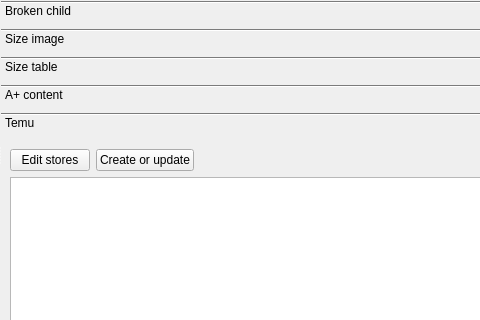
The window that AmazonTemplate3/gui/panes/PaneSizing.ui (icingerpower/AmazonTemplate3) describes before a commit, drawn with Qt 5; both pictures show x 270 to 750 and y 237 to 557 of the 1251 by 781 pixel window.
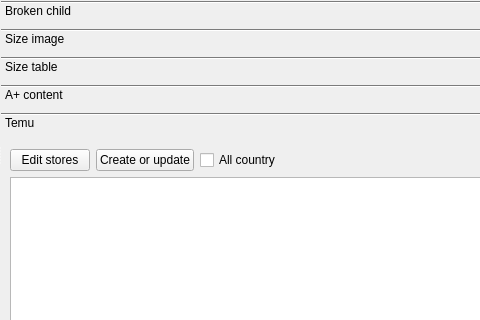
The same window after the commit. Custom widgets are drawn as their Qt base class.

Commit message: Temu dialog: per-language text, per-colour images, multi-store publish

Patch:
```diff
--- a/AmazonTemplate3/gui/panes/PaneSizing.ui
+++ b/AmazonTemplate3/gui/panes/PaneSizing.ui
@@ -1078,6 +1078,16 @@
                </property>
               </widget>
              </item>
+             <item>
+              <widget class="QCheckBox" name="checkBoxTemuAllCountry">
+               <property name="toolTip">
+                <string>When checked, selecting a store also selects every store of the same brand (all countries).</string>
+               </property>
+               <property name="text">
+                <string>All country</string>
+               </property>
+              </widget>
+             </item>
              <item>
               <spacer name="horizontalSpacer_7">
                <property name="orientation">
```
The commit also changes 4 other files.
